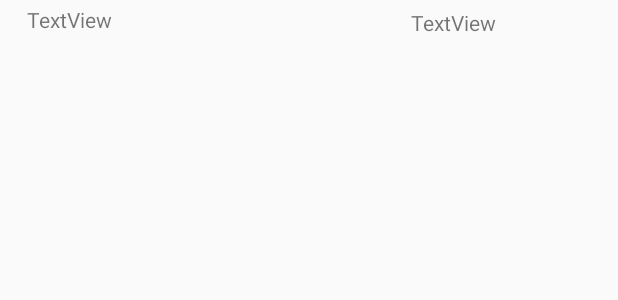
After one commit to henu17android/location, an Android app: the layout group_member_user_sign_record_item.xml on its own in the app's theme, with its tools: preview values and no code run, on a phone screen of 412 x 824 dp. The commit adds this screen. Shown: the top 300 px of the screen. Run offline under Robolectric (Android 15) with nearby library versions, the phone set to English and light mode, and no system bars.

Commit message:
完成群成员详情页面UI

```diff
--- a/app/build.gradle
+++ b/app/build.gradle
@@ -16,7 +16,7 @@ android {
     compileSdkVersion 28
     defaultConfig {
         applicationId "com.example.location"
-        minSdkVersion 16
+        minSdkVersion 19
         targetSdkVersion 28
         versionCode 1
         versionName "1.0"
@@ -70,4 +70,5 @@ dependencies {
 
     //小圆圈
     implementation 'com.wang.avi:library:2.1.3'
+    implementation 'com.hgDendi:expandable-recyclerview-adapter:1.0.1'
 }
--- a/app/src/main/AndroidManifest.xml
+++ b/app/src/main/AndroidManifest.xml
@@ -9,7 +9,6 @@
     <uses-permission android:name="android.permission.ACCESS_COARSE_LOCATION" />
     <uses-permission android:name="android.permission.ACCESS_FINE_LOCATION" />
     <uses-permission android:name="android.permission.CHANGE_WIFI_STATE" />
-    <uses-permission android:name="android.permission.INTERNET" />
 
     <application
         android:name="com.example.LocationApp"
--- /dev/null
+++ b/app/src/main/res/drawable/ic_arrow_drop_down_grey_24dp.xml
@@ -0,0 +1,5 @@
+<vector android:height="24dp" android:tint="#636363"
+    android:viewportHeight="24.0" android:viewportWidth="24.0"
+    android:width="24dp" xmlns:android="http://schemas.android.com/apk/res/android">
+    <path android:fillColor="#FF000000" android:pathData="M7,10l5,5 5,-5z"/>
+</vector>
--- /dev/null
+++ b/app/src/main/res/drawable/ic_arrow_drop_up_grey_24dp.xml
@@ -0,0 +1,5 @@
+<vector android:height="24dp" android:tint="#636363"
+    android:viewportHeight="24.0" android:viewportWidth="24.0"
+    android:width="24dp" xmlns:android="http://schemas.android.com/apk/res/android">
+    <path android:fillColor="#FF000000" android:pathData="M7,14l5,-5 5,5z"/>
+</vector>
--- /dev/null
+++ b/app/src/main/res/drawable/ic_person_black_24dp.xml
@@ -0,0 +1,5 @@
+<vector android:height="24dp" android:tint="#636363"
+    android:viewportHeight="24.0" android:viewportWidth="24.0"
+    android:width="24dp" xmlns:android="http://schemas.android.com/apk/res/android">
+    <path android:fillColor="#FF000000" android:pathData="M12,12c2.21,0 4,-1.79 4,-4s-1.79,-4 -4,-4 -4,1.79 -4,4 1.79,4 4,4zM12,14c-2.67,0 -8,1.34 -8,4v2h16v-2c0,-2.66 -5.33,-4 -8,-4z"/>
+</vector>
--- /dev/null
+++ b/app/src/main/res/layout/group_member_user_sign_record_item.xml
@@ -0,0 +1,32 @@
+<?xml version="1.0" encoding="utf-8"?>
+<android.support.constraint.ConstraintLayout xmlns:android="http://schemas.android.com/apk/res/android"
+    xmlns:app="http://schemas.android.com/apk/res-auto"
+    xmlns:tools="http://schemas.android.com/tools"
+    android:layout_width="match_parent"
+    android:layout_height="30dp">
+
+    <TextView
+        android:id="@+id/sign_record_time"
+        android:layout_width="0dp"
+        android:layout_height="0dp"
+        android:layout_marginStart="18dp"
+        android:layout_marginTop="3dp"
+        android:layout_marginEnd="65dp"
+        android:layout_marginBottom="3dp"
+        android:text="TextView"
+        app:layout_constraintBottom_toBottomOf="parent"
+        app:layout_constraintEnd_toStartOf="@+id/sign_record_result"
+        app:layout_constraintStart_toStartOf="parent"
+        app:layout_constraintTop_toTopOf="parent" />
+
+    <TextView
+        android:id="@+id/sign_record_result"
+        android:layout_width="wrap_content"
+        android:layout_height="wrap_content"
+        android:layout_marginEnd="81dp"
+        android:text="TextView"
+        app:layout_constraintBottom_toBottomOf="parent"
+        app:layout_constraintEnd_toEndOf="parent"
+        app:layout_constraintStart_toEndOf="@+id/sign_record_time"
+        app:layout_constraintTop_toTopOf="parent" />
+</android.support.constraint.ConstraintLayout>
```
Also changed, not shown: app/src/main/java/com/example/adapter/GroupMemberDetailsAdapter.java (added, +100 -0 lines), app/src/main/java/com/example/bean/SignRecord.java (+9 -0 lines), app/src/main/java/com/example/bean/User.java (+26 -1 lines), app/src/main/java/com/example/location/GroupActivity.java (+3 -9 lines), app/src/main/java/com/example/location/GroupMemberActivity.java (+29 -14 lines), app/src/main/java/com/example/location/MainActivity.java (+8 -9 lines), app/src/main/res/layout/group_member_user_list_item.xml (added, +42 -0 lines).
